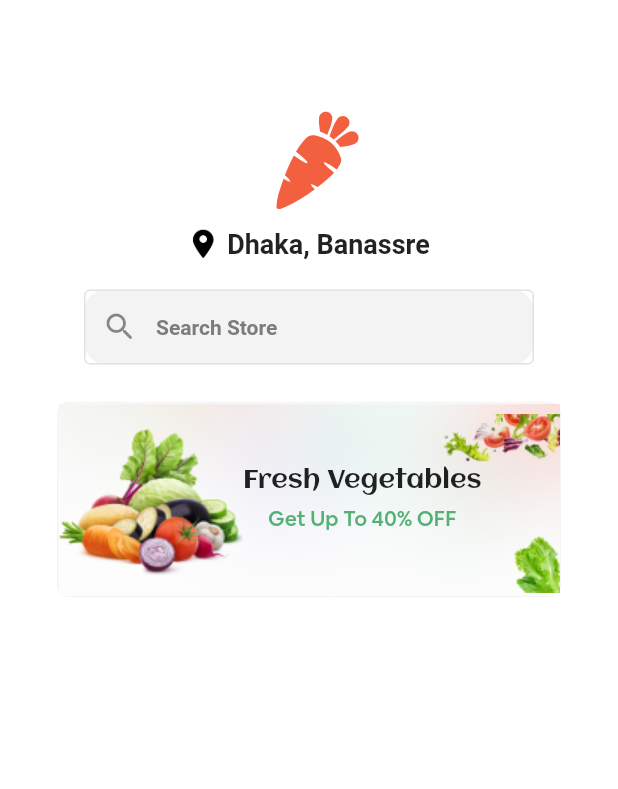
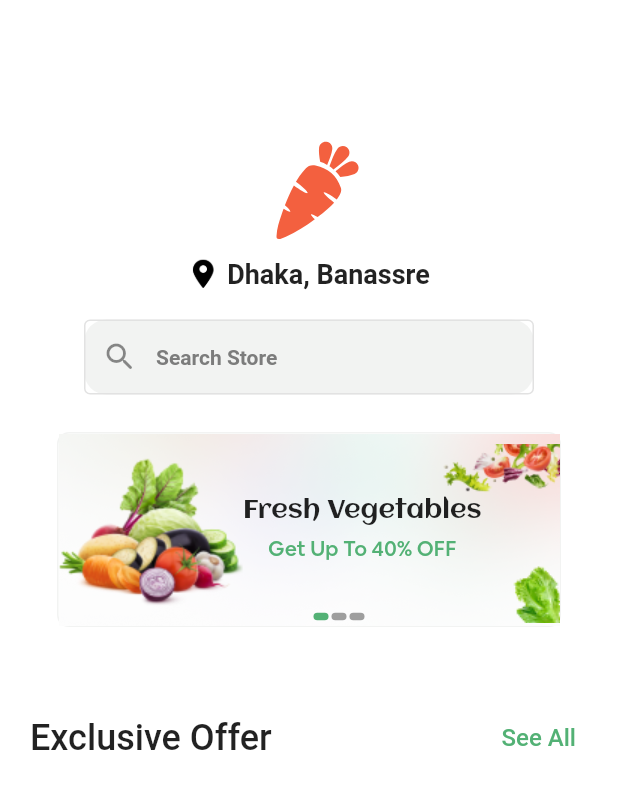
Before and after one commit to TaherSalah/ecommerc_tranning, a Flutter app: the ShopHomeScreen screen opened directly, on a phone screen of 412 x 824 dp. Shown: the top 789 px of the screen. Run offline on Flutter 3.47's test engine with Material 2 defaults, Android fonts, the phone set to English and light mode, and no system bars; our stand-ins replace flutter_svg, hexcolor, smooth_page_indicator; project files that could hold a hidden picture were left out.

Commit message:
add dotes and gateg

```diff
--- a/lib/layout/home_screen.dart
+++ b/lib/layout/home_screen.dart
@@ -2,6 +2,7 @@ import 'package:ecommerc/shared/components/ui_component.dart';
 import 'package:flutter/material.dart';
 import 'package:flutter_svg/svg.dart';
 import 'package:hexcolor/hexcolor.dart';
+import 'package:smooth_page_indicator/smooth_page_indicator.dart';
 
 import '../shared/components/styles/color.dart';
 
@@ -12,7 +13,9 @@ class ShopHomeScreen extends StatelessWidget {
   Widget build(BuildContext context) {
     return Scaffold(
       backgroundColor: Colors.white,
-      body: Column(
+      body: Padding(
+        padding: const EdgeInsets.all(20.0),
+        child: Column(
           children: [
             shopLogo(),
             const Padding(padding: EdgeInsets.symmetric(vertical: 6)),
@@ -41,40 +44,89 @@ class ShopHomeScreen extends StatelessWidget {
                   borderRadius: BorderRadius.circular(15),
                   color: HexColor('F2F3F2'),
                 ),
-              child:  TextField(
+                child: TextField(
                   decoration: InputDecoration(
                       prefixIcon: const Icon(Icons.search_rounded),
                       hintText: 'Search Store',
                       focusedBorder: InputBorder.none,
-                  hintStyle: TextStyle(fontSize: 14,color: HexColor('7C7C7C'),fontWeight: FontWeight.w600)
+                      hintStyle: TextStyle(
+                          fontSize: 14,
+                          color: HexColor('7C7C7C'),
+                          fontWeight: FontWeight.w600)),
+                )),
+            SizedBox(
+              height: 25,
             ),
-              )),
-          SizedBox(height: 25,),
             Container(
               height: 130,
               width: 336,
               decoration: BoxDecoration(
                 border: Border.all(color: HexColor('#F2F3F2')),
-              borderRadius: BorderRadius.circular(8,),
+                borderRadius: BorderRadius.circular(
+                  8,
+                ),
                 color: HexColor('#FFFFFF'),
-
               ),
               child: Stack(
                 children: [
-                Image.asset('assets/images/Rectangle 17.png',fit: BoxFit.cover,width: double.infinity,height: double.infinity,),
-                Positioned(
-                  top:-6,
-  left: 255,
-                  child:
-                  Image.asset('assets/images/top left veg.png',height: 60,width: 90,),
-
+                  Image.asset(
+                    'assets/images/Rectangle 17.png',
+                    fit: BoxFit.cover,
+                    width: double.infinity,
+                    height: double.infinity,
                   ),
                   Positioned(
-                  bottom:-8,
+                    top: -6,
+                    left: 255,
+                    child: Image.asset(
+                      'assets/images/top left veg.png',
+                      height: 60,
+                      width: 90,
+                    ),
+                  ),
+                  Positioned(
+                    bottom: -8,
                     left: 290,
-                  child:
-                  Image.asset('assets/images/pngfuel bottom left.png',height: 60,width: 50,),
-
+                    child: Image.asset(
+                      'assets/images/pngfuel bottom left.png',
+                      height: 60,
+                      width: 50,
+                    ),
+                  ),
+                  Positioned(
+                    bottom: 3.5,
+                    left: 170,
+                    child: Container(
+                      height: 5,
+                      width: 10,
+                      decoration: BoxDecoration(
+                          borderRadius: BorderRadius.circular(10),
+                          color: HexColor('#53B175')),
+                    ),
+                  ),
+                  Positioned(
+                    bottom: 3.5,
+                    left: 182,
+                    child: Container(
+                      height: 5,
+                      width: 10,
+                      decoration: BoxDecoration(
+                        borderRadius: BorderRadius.circular(10),
+                        color: Colors.grey,
+                      ),
+                    ),
+                  ),
+                  Positioned(
+                    bottom: 3.5,
+                    left: 194,
+                    child: Container(
+                      height: 5,
+                      width: 10,
+                      decoration: BoxDecoration(
+                        borderRadius: BorderRadius.circular(10),
+                        color: Colors.grey,
+                      ),
+                    ),
                   ),
                   Row(
                     children: [
@@ -82,23 +134,57 @@ class ShopHomeScreen extends StatelessWidget {
                       Column(
                         mainAxisAlignment: MainAxisAlignment.center,
                         children: [
-                        Text('Fresh Vegetables',style: TextStyle(fontFamily: 'clon',fontSize: 17,fontWeight: FontWeight.w400),),
-                        SizedBox(height: 6,),
-                        Text('Get Up To 40% OFF',style: TextStyle(fontSize: 14,fontWeight: FontWeight.w600,fontFamily: 'air',color: HexColor('#53B175')),),
-
+                          Text(
+                            'Fresh Vegetables',
+                            style: TextStyle(
+                                fontFamily: 'clon',
+                                fontSize: 17,
+                                fontWeight: FontWeight.w400),
+                          ),
+                          SizedBox(
+                            height: 6,
+                          ),
+                          Text(
+                            'Get Up To 40% OFF',
+                            style: TextStyle(
+                                fontSize: 14,
+                                fontWeight: FontWeight.w600,
+                                fontFamily: 'air',
+                                color: HexColor('#53B175')),
+                          ),
                         ],
                       ),
-
-
-
                     ],
                   ),
-
-
                 ],
               ),
             ),
+            SizedBox(
+              height: 50,
+            ),
+            Row(
+              children: [
+                const Text(
+                  'Exclusive Offer',
+                  style: TextStyle(
+                    fontSize: 24,
+                    fontWeight: FontWeight.w500,
+                  ),
+                ),
+                Spacer(),
+                TextButton(
+                    onPressed: () {},
+                    child: Text(
+                      'See All',
+                      style: TextStyle(
+                          fontSize: 16,
+                          fontWeight: FontWeight.w500,
+                          color: HexColor('#53B175')),
+                    )),
               ],
+            )
+          ],
+        ),
       ),
     );
   }
--- /dev/null
+++ b/lib/models/banner/banner_image.dart
@@ -0,0 +1,14 @@
+class BannerModel {
+  final String image;
+  // final String title;
+  // final String body;
+
+
+  BannerModel(this.image,);
+
+  List <BannerModel> banners=[
+    BannerModel('assets/images/banner.png',),
+    BannerModel('assets/images/banner.png',),
+    BannerModel('assets/images/banner.png',),
+  ];
+}
--- a/pubspec.yaml
+++ b/pubspec.yaml
@@ -37,6 +37,7 @@ dependencies:
   # Use with the CupertinoIcons class for iOS style icons.
   cupertino_icons:
   hexcolor:
+  carousel_slider:
   flutter_svg:
   smooth_page_indicator:
   anim_search_bar:
```
Also changed, not shown: assets/images/banner.png (added), pubspec.lock. Lines whose indentation alone changed are shown as unchanged.
